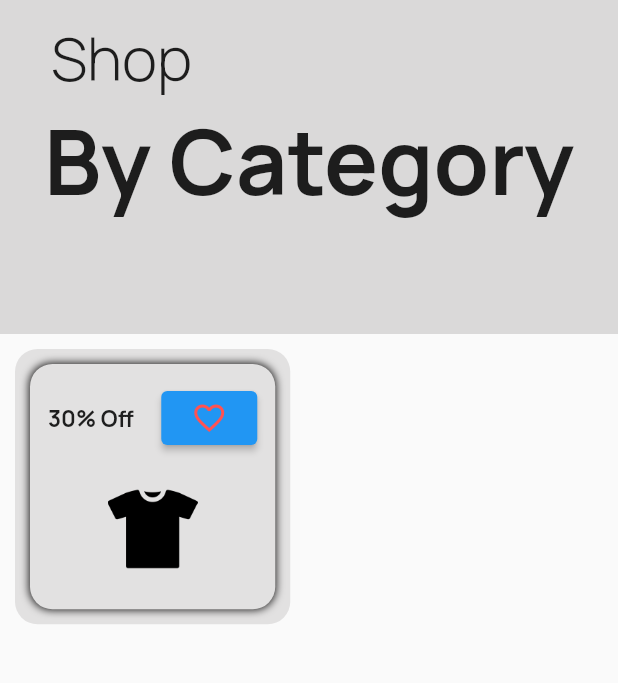
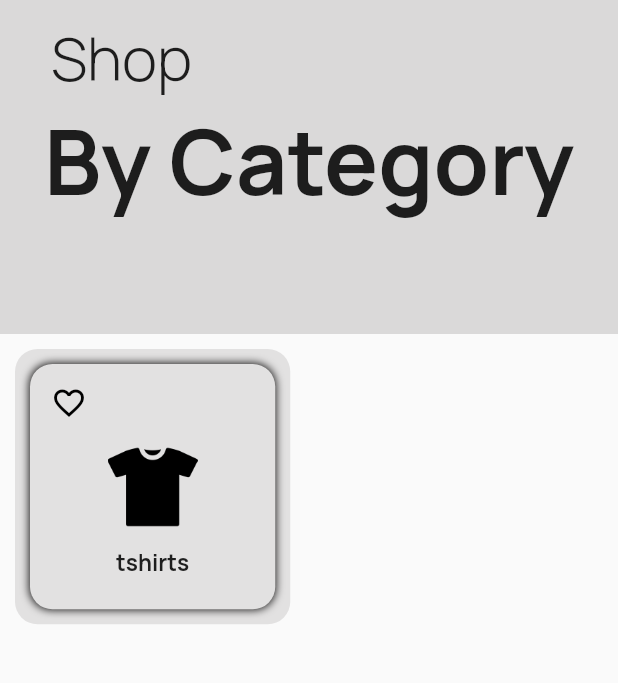
Before and after one commit to AnasKhan1506/Shopping-Ui, a Flutter app: the Category_Screen screen opened directly, on a phone screen of 412 x 824 dp, the part 116-799 px from its top. Run offline on Flutter 3.47's test engine with Material 2 defaults, Android fonts, the phone set to English and light mode, and no system bars; our stand-ins replace curved_navigation_bar.

Commit message:
updating category

```diff
--- a/lib/Screens/Category_screen/category.dart
+++ b/lib/Screens/Category_screen/category.dart
@@ -108,40 +108,61 @@ class _Category_ScreenState extends State<Category_Screen> {
                       ],
                     ),
                     child: Padding(
-                      padding: EdgeInsets.all(12),
+                      padding: EdgeInsets.all(2),
                       child: Column(
                         children: [
                           Row(
                             mainAxisAlignment: MainAxisAlignment.spaceBetween,
                             children: [
-                              Text(
-                                "30% Off",
-                                style: TextStyle(
-                                  fontWeight: FontWeight.w700,
-                                  fontSize: 15,
+                              // ElevatedButton(
+                              //     onPressed: () {
+                              //       print("hello");
+                              //     },
+                              // child:
+                              IconButton(
+                                onPressed: () {
+                                  print("hello");
+                                },
+                                icon: Icon(
+                                  Icons.favorite_border_outlined,
+                                  color: Colors.black,
                                 ),
                               ),
-                              ElevatedButton(
-                                  onPressed: () {
-                                    print("hello");
-                                  },
-                                  child: Icon(
-                                    Icons.favorite_border_outlined,
-                                    color: Colors.redAccent,
-                                  ))
                             ],
                           ),
                           SizedBox(
-                            height: 10,
+                            height: 2,
                           ),
-                          Padding(
-                            padding: EdgeInsets.all(10),
+                          // Padding(
+                          //   // padding: EdgeInsets.all(10),
+                          // child:
+                          Container(
                             child: Image.asset(
                               "${Category_items[index]}",
                               height: 60,
                               width: 60,
                             ),
-                          )
+                            // margin: EdgeInsets.only(bottom: 60),
+                          ),
+                          Container(
+                            child: Text(
+                              "tshirts",
+                              style: TextStyle(
+                                  fontSize: 15, fontWeight: FontWeight.w700),
+                            ),
+                            margin: EdgeInsets.only(top: 10),
+                          ),
+
+                          // Container(
+                          //   child: Text(
+                          //     "30% Off",
+                          //     style: TextStyle(
+                          //       fontWeight: FontWeight.w700,
+                          //       fontSize: 15,
+                          //     ),
+                          //   ),
+                          //   margin: EdgeInsets.only(bottom: 50),
+                          // ),
                         ],
                       ),
                     ),
```
